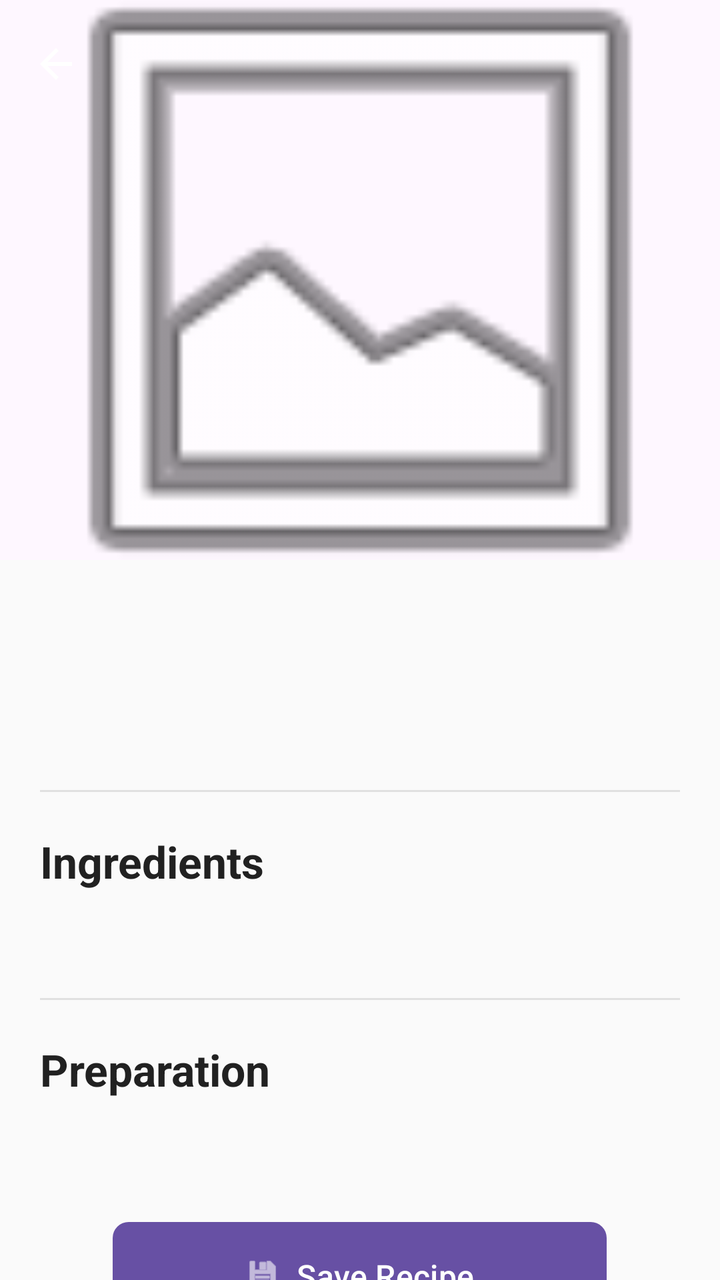
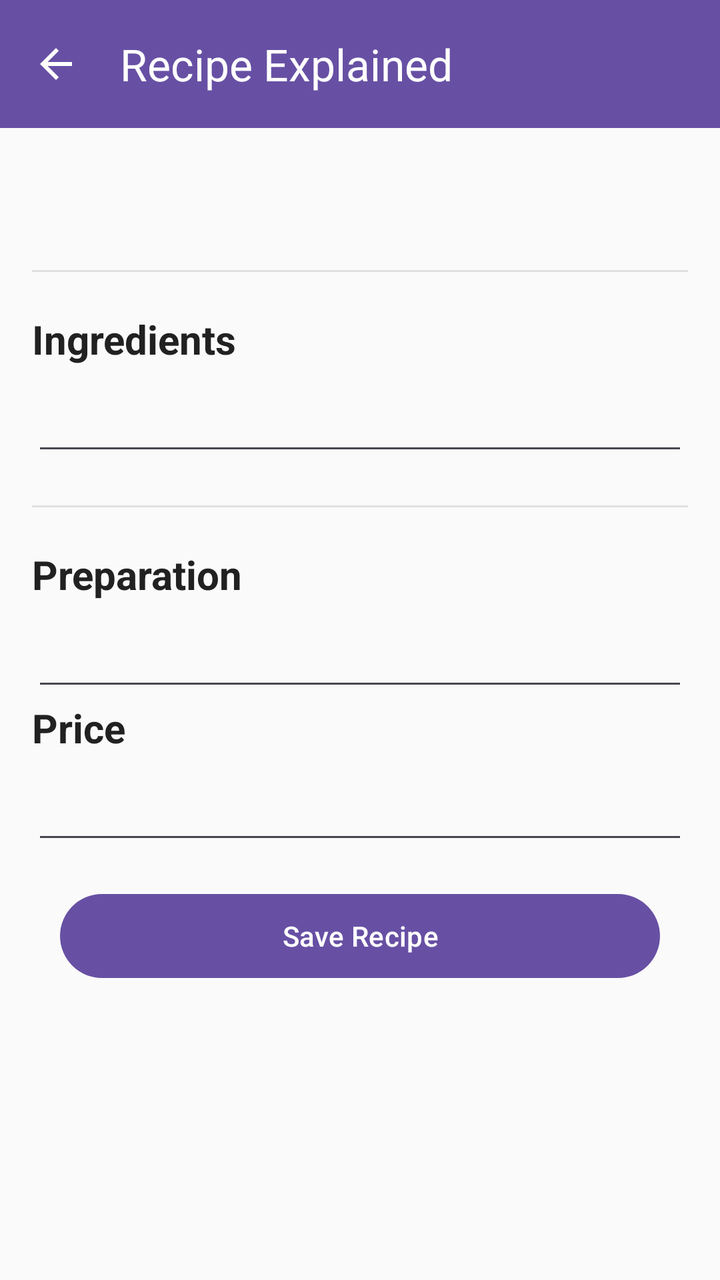

Before-and-after screenshots of an Android layout around one commit, followed by the original layout XML and the change that was made.
<!-- AndroidManifest.xml: application theme Theme.MyApplication_MainMenu1 -->
<!-- res/layout/activity_recipe_detail.xml -->
<?xml version="1.0" encoding="utf-8"?>
<androidx.coordinatorlayout.widget.CoordinatorLayout xmlns:android="http://schemas.android.com/apk/res/android"
    xmlns:app="http://schemas.android.com/apk/res-auto"
    android:layout_width="match_parent"
    android:layout_height="match_parent"
    android:background="@color/background">

    <com.google.android.material.appbar.AppBarLayout
        android:id="@+id/appBarLayout"
        android:layout_width="match_parent"
        android:layout_height="280dp"
        android:theme="@style/ThemeOverlay.AppCompat.Dark.ActionBar"
        android:elevation="0dp">

        <com.google.android.material.appbar.CollapsingToolbarLayout
            android:id="@+id/collapsingToolbar"
            android:layout_width="match_parent"
            android:layout_height="match_parent"
            app:contentScrim="?attr/colorPrimary"
            app:expandedTitleMarginStart="16dp"
            app:expandedTitleMarginBottom="16dp"
            app:collapsedTitleTextColor="@color/white"
            app:expandedTitleTextColor="@color/white"
            app:layout_scrollFlags="scroll|exitUntilCollapsed">

            <ImageView
                android:id="@+id/ivRecipe"
                android:layout_width="match_parent"
                android:layout_height="match_parent"
                android:scaleType="centerCrop"
                android:src="@android:drawable/ic_menu_gallery"
                android:contentDescription="@string/recipe_image"
                app:layout_collapseMode="parallax" />

            <com.google.android.material.appbar.MaterialToolbar
                android:id="@+id/toolbar"
                android:layout_width="match_parent"
                android:layout_height="?attr/actionBarSize"
                app:titleTextColor="@color/white"
                app:navigationIcon="?attr/homeAsUpIndicator"
                app:navigationIconTint="@color/white"
                app:layout_collapseMode="pin" />

        </com.google.android.material.appbar.CollapsingToolbarLayout>

    </com.google.android.material.appbar.AppBarLayout>

    <androidx.core.widget.NestedScrollView
        android:layout_width="match_parent"
        android:layout_height="match_parent"
        app:layout_behavior="@string/appbar_scrolling_view_behavior">

        <LinearLayout
            android:layout_width="match_parent"
            android:layout_height="wrap_content"
            android:orientation="vertical"
            android:padding="20dp">

            <TextView
                android:id="@+id/tvTitle"
                android:layout_marginTop="8dp"
                android:textSize="28sp"
                android:textStyle="bold"
                android:textColor="@color/text_primary"
                android:layout_width="match_parent"
                android:layout_height="wrap_content"/>

            <TextView
                android:id="@+id/tvDesc"
                android:layout_marginTop="8dp"
                android:textSize="16sp"
                android:textColor="@color/text_secondary"
                android:layout_width="match_parent"
                android:layout_height="wrap_content"/>

            <View
                android:layout_width="match_parent"
                android:layout_height="1dp"
                android:background="@color/divider"
                android:layout_marginVertical="20dp" />

            <TextView
                android:layout_width="match_parent"
                android:layout_height="wrap_content"
                android:text="@string/ingredients"
                android:textSize="22sp"
                android:textStyle="bold"
                android:textColor="@color/text_primary" />

            <TextView
                android:id="@+id/tvIngredients"
                android:layout_marginTop="12dp"
                android:textSize="16sp"
                android:textColor="@color/text_primary"
                android:lineSpacingExtra="6dp"
                android:layout_width="match_parent"
                android:layout_height="wrap_content"/>

            <View
                android:layout_width="match_parent"
                android:layout_height="1dp"
                android:background="@color/divider"
                android:layout_marginVertical="20dp" />

            <TextView
                android:layout_width="match_parent"
                android:layout_height="wrap_content"
                android:text="@string/preparation"
                android:textSize="22sp"
                android:textStyle="bold"
                android:textColor="@color/text_primary" />

            <TextView
                android:id="@+id/tvSteps"
                android:layout_marginTop="12dp"
                android:textSize="16sp"
                android:textColor="@color/text_primary"
                android:lineSpacingExtra="8dp"
                android:layout_width="match_parent"
                android:layout_height="wrap_content"/>

            <com.google.android.material.button.MaterialButton
                android:id="@+id/btnSave"
                android:layout_width="247dp"
                android:layout_height="60dp"
                android:layout_marginTop="24dp"
                android:layout_gravity="center_horizontal"
                android:padding="16dp"
                android:text="@string/save_recipe"
                android:textSize="16sp"
                app:cornerRadius="8dp"
                app:icon="@android:drawable/ic_menu_save"
                app:iconGravity="textStart" />


        </LinearLayout>

    </androidx.core.widget.NestedScrollView>

</androidx.coordinatorlayout.widget.CoordinatorLayout>
<!-- resources referenced by this layout -->
<resources>
  <color name="background">#FAFAFA</color>
  <color name="divider">#E0E0E0</color>
  <color name="text_primary">#212121</color>
  <color name="text_secondary">#757575</color>
  <color name="white">#FFFFFFFF</color>
  <string name="ingredients">Ingredients</string>
  <string name="preparation">Preparation</string>
  <string name="recipe_image">Recipe image</string>
  <string name="save_recipe">Save Recipe</string>
  <style name="Theme.MyApplication_MainMenu1" parent="Base.Theme.MyApplication_MainMenu1" />
  <style name="Base.Theme.MyApplication_MainMenu1" parent="Theme.Material3.DayNight.NoActionBar">
          
          
      </style>
</resources>

<!-- the commit's change to res/layout/activity_recipe_detail.xml (unified diff, before → after) -->
@@ -1,137 +1,123 @@
 <?xml version="1.0" encoding="utf-8"?>
-<androidx.coordinatorlayout.widget.CoordinatorLayout xmlns:android="http://schemas.android.com/apk/res/android"
+<androidx.coordinatorlayout.widget.CoordinatorLayout
+    xmlns:android="http://schemas.android.com/apk/res/android"
     xmlns:app="http://schemas.android.com/apk/res-auto"
     android:layout_width="match_parent"
     android:layout_height="match_parent"
     android:background="@color/background">
 
+    
     <com.google.android.material.appbar.AppBarLayout
-        android:id="@+id/appBarLayout"
         android:layout_width="match_parent"
-        android:layout_height="280dp"
-        android:theme="@style/ThemeOverlay.AppCompat.Dark.ActionBar"
-        android:elevation="0dp">
+        android:layout_height="wrap_content">
 
-        <com.google.android.material.appbar.CollapsingToolbarLayout
-            android:id="@+id/collapsingToolbar"
+        <com.google.android.material.appbar.MaterialToolbar
+            android:id="@+id/toolbar"
             android:layout_width="match_parent"
-            android:layout_height="match_parent"
-            app:contentScrim="?attr/colorPrimary"
-            app:expandedTitleMarginStart="16dp"
-            app:expandedTitleMarginBottom="16dp"
-            app:collapsedTitleTextColor="@color/white"
-            app:expandedTitleTextColor="@color/white"
-            app:layout_scrollFlags="scroll|exitUntilCollapsed">
-
-            <ImageView
-                android:id="@+id/ivRecipe"
-                android:layout_width="match_parent"
-                android:layout_height="match_parent"
-                android:scaleType="centerCrop"
-                android:src="@android:drawable/ic_menu_gallery"
-                android:contentDescription="@string/recipe_image"
-                app:layout_collapseMode="parallax" />
-
-            <com.google.android.material.appbar.MaterialToolbar
-                android:id="@+id/toolbar"
-                android:layout_width="match_parent"
-                android:layout_height="?attr/actionBarSize"
-                app:titleTextColor="@color/white"
-                app:navigationIcon="?attr/homeAsUpIndicator"
-                app:navigationIconTint="@color/white"
-                app:layout_collapseMode="pin" />
-
-        </com.google.android.material.appbar.CollapsingToolbarLayout>
-
+            android:layout_height="?attr/actionBarSize"
+            android:background="?attr/colorPrimary"
+            app:titleTextColor="@android:color/white"
+            app:title="Recipe Explained"
+            app:navigationIcon="?attr/homeAsUpIndicator"
+            app:navigationIconTint="@android:color/white"/>
     </com.google.android.material.appbar.AppBarLayout>
 
+    
     <androidx.core.widget.NestedScrollView
         android:layout_width="match_parent"
         android:layout_height="match_parent"
+        android:padding="16dp"
         app:layout_behavior="@string/appbar_scrolling_view_behavior">
 
         <LinearLayout
             android:layout_width="match_parent"
             android:layout_height="wrap_content"
-            android:orientation="vertical"
-            android:padding="20dp">
+            android:orientation="vertical">
 
+            
             <TextView
                 android:id="@+id/tvTitle"
-                android:layout_marginTop="8dp"
-                android:textSize="28sp"
+                android:layout_width="match_parent"
+                android:layout_height="wrap_content"
+                android:textSize="26sp"
                 android:textStyle="bold"
-                android:textColor="@color/text_primary"
-                android:layout_width="match_parent"
-                android:layout_height="wrap_content"/>
-
-            <TextView
-                android:id="@+id/tvDesc"
-                android:layout_marginTop="8dp"
-                android:textSize="16sp"
-                android:textColor="@color/text_secondary"
-                android:layout_width="match_parent"
-                android:layout_height="wrap_content"/>
+                android:textColor="@color/text_primary"/>
 
             <View
                 android:layout_width="match_parent"
                 android:layout_height="1dp"
-                android:background="@color/divider"
-                android:layout_marginVertical="20dp" />
+                android:layout_marginVertical="20dp"
+                android:background="@color/divider"/>
 
+            
             <TextView
+                android:text="@string/ingredients"
+                android:textSize="20sp"
+                android:textStyle="bold"
+                android:textColor="@color/text_primary"
+                android:layout_height="30dp"
+                android:layout_width="match_parent"
+                />
+
+            <EditText
+                android:id="@+id/tvIngredients"
                 android:layout_width="match_parent"
                 android:layout_height="wrap_content"
-                android:text="@string/ingredients"
-                android:textSize="22sp"
-                android:textStyle="bold"
-                android:textColor="@color/text_primary" />
-
-            <TextView
-                android:id="@+id/tvIngredients"
-                android:layout_marginTop="12dp"
+                android:layout_marginTop="8dp"
+                android:lineSpacingExtra="6dp"
                 android:textSize="16sp"
-                android:textColor="@color/text_primary"
-                android:lineSpacingExtra="6dp"
-                android:layout_width="match_parent"
-                android:layout_height="wrap_content"/>
+                android:textColor="@color/text_primary"/>
 
             <View
                 android:layout_width="match_parent"
                 android:layout_height="1dp"
-                android:background="@color/divider"
-                android:layout_marginVertical="20dp" />
+                android:layout_marginVertical="20dp"
+                android:background="@color/divider"/>
 
+            
             <TextView
+                android:text="@string/preparation"
+                android:textSize="20sp"
+                android:textStyle="bold"
+                android:textColor="@color/text_primary"
+                android:layout_height="30dp"
+                android:layout_width="match_parent"/>
+
+            <EditText
+                android:id="@+id/tvDesc"
                 android:layout_width="match_parent"
                 android:layout_height="wrap_content"
-                android:text="@string/preparation"
-                android:textSize="22sp"
+                android:layout_marginTop="8dp"
+                android:lineSpacingExtra="8dp"
+                android:textSize="16sp"
+                android:textColor="@color/text_primary"/>
+
+            
+            <TextView
+                android:text="@string/price"
+                android:textSize="20sp"
                 android:textStyle="bold"
-                android:textColor="@color/text_primary" />
+                android:textColor="@color/text_primary"
+                android:layout_height="30dp"
+                android:layout_width="match_parent"/>
 
-            <TextView
-                android:id="@+id/tvSteps"
-                android:layout_marginTop="12dp"
+            <EditText
+                android:id="@+id/tvPrice"
+                android:layout_width="match_parent"
+                android:layout_height="wrap_content"
+                android:layout_marginTop="8dp"
+                android:lineSpacingExtra="8dp"
                 android:textSize="16sp"
-                android:textColor="@color/text_primary"
-                android:lineSpacingExtra="8dp"
-                android:layout_width="match_parent"
-                android:layout_height="wrap_content"/>
+                android:textColor="@color/text_primary"/>
 
-            <com.google.android.material.button.MaterialButton
-                android:id="@+id/btnSave"
-                android:layout_width="247dp"
-                android:layout_height="60dp"
-                android:layout_marginTop="24dp"
-                android:layout_gravity="center_horizontal"
-                android:padding="16dp"
-                android:text="@string/save_recipe"
-                android:textSize="16sp"
-                app:cornerRadius="8dp"
-                app:icon="@android:drawable/ic_menu_save"
-                app:iconGravity="textStart" />
-
+            
+            <Button
+                android:id="@+id/btnSaveRecipe"
+                android:layout_width="300dp"
+                android:layout_height="50dp"
+                android:layout_marginTop="16dp"
+                android:layout_gravity="center"
+                android:text="@string/save_recipe" />
 
         </LinearLayout>
 
<!-- resource entries referenced after the edit -->
@@ -3,11 +3,9 @@
   <color name="background">#FAFAFA</color>
   <color name="divider">#E0E0E0</color>
   <color name="text_primary">#212121</color>
-  <color name="text_secondary">#757575</color>
-  <color name="white">#FFFFFFFF</color>
   <string name="ingredients">Ingredients</string>
   <string name="preparation">Preparation</string>
-  <string name="recipe_image">Recipe image</string>
+  <string name="price">Price</string>
   <string name="save_recipe">Save Recipe</string>
   <style name="Theme.MyApplication_MainMenu1" parent="Base.Theme.MyApplication_MainMenu1" />
   <style name="Base.Theme.MyApplication_MainMenu1" parent="Theme.Material3.DayNight.NoActionBar">
